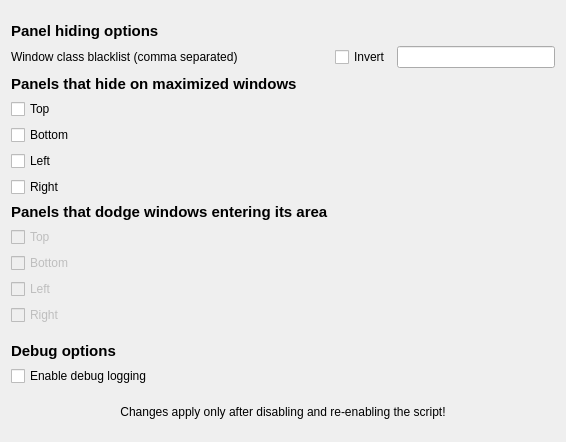
luisbocanegra/kwin-panel-auto-hide, file contents/ui/config.ui: the form before one commit.
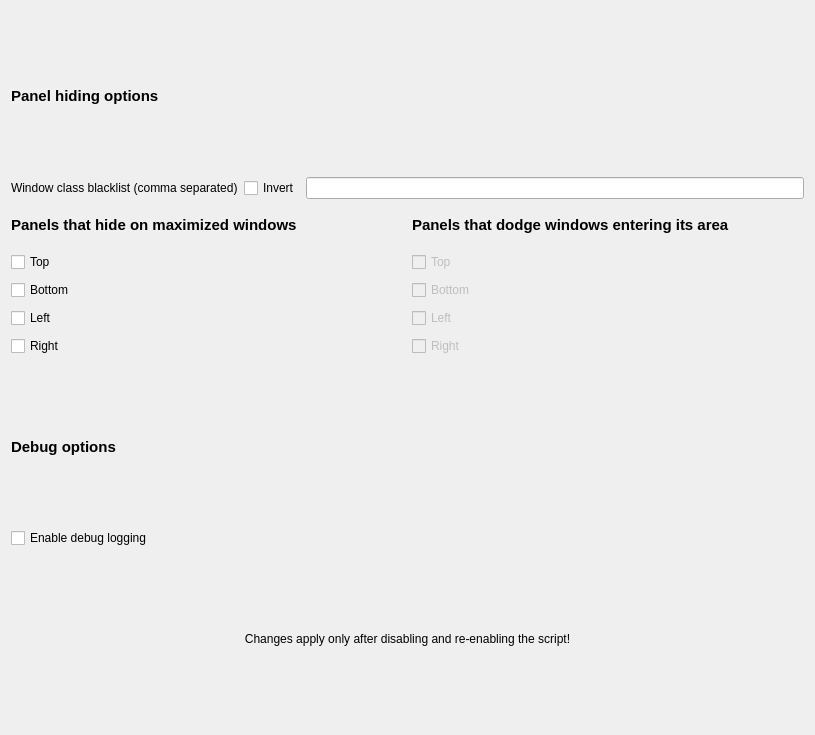
The form after the commit.

Commit message: Update config window layout Show hide and dodge checkboxes side by side

Patch:
```diff
--- a/contents/ui/config.ui
+++ b/contents/ui/config.ui
@@ -6,78 +6,22 @@
    <rect>
     <x>0</x>
     <y>0</y>
-    <width>566</width>
-    <height>442</height>
+    <width>815</width>
+    <height>735</height>
    </rect>
   </property>
   <property name="windowTitle">
    <string>Panel Auto Hide</string>
   </property>
   <layout class="QGridLayout" name="gridLayout">
-   <item row="10" column="1" colspan="2">
-    <widget class="QCheckBox" name="kcfg_HidePanelTop">
+   <item row="7" column="5">
+    <widget class="QLabel" name="label_2">
      <property name="text">
-      <string>Top</string>
+      <string>Window class blacklist (comma separated)</string>
      </property>
     </widget>
    </item>
-   <item row="18" column="1" colspan="2">
-        <widget class="QCheckBox" name="kcfg_DodgePanelTop">
-         <property name="text">
-          <string>Top</string>
-         </property>
-         <property name="enabled">
-                <bool>false</bool>
-               </property>
-        </widget>
-       </item>
-       <item row="19" column="1" colspan="2">
-        <widget class="QCheckBox" name="kcfg_DodgePanelBottom">
-         <property name="text">
-          <string>Bottom</string>
-         </property>
-         <property name="enabled">
-                <bool>false</bool>
-               </property>
-        </widget>
-       </item>
-       <item row="20" column="1" colspan="2">
-        <widget class="QCheckBox" name="kcfg_DodgePanelLeft">
-         <property name="text">
-          <string>Left</string>
-         </property>
-         <property name="enabled">
-                <bool>false</bool>
-               </property>
-        </widget>
-       </item>
-       <item row="21" column="1" colspan="2">
-        <widget class="QCheckBox" name="kcfg_DodgePanelRight">
-         <property name="text">
-          <string>Right</string>
-         </property>
-         <property name="enabled">
-                <bool>false</bool>
-               </property>
-        </widget>
-       </item>
-   <item row="0" column="1" colspan="2">
-    <spacer name="verticalSpacer_2">
-     <property name="orientation">
-      <enum>Qt::Vertical</enum>
-     </property>
-     <property name="sizeType">
-      <enum>QSizePolicy::Fixed</enum>
-     </property>
-     <property name="sizeHint" stdset="0">
-      <size>
-       <width>0</width>
-       <height>10</height>
-      </size>
-     </property>
-    </spacer>
-   </item>
-   <item row="30" column="1" colspan="2">
+   <item row="32" column="5" colspan="2">
     <spacer name="verticalSpacer_5">
      <property name="orientation">
       <enum>Qt::Vertical</enum>
@@ -93,7 +37,31 @@
      </property>
     </spacer>
    </item>
-   <item row="32" column="1" colspan="2">
+   <item row="2" column="5" colspan="2">
+    <widget class="QLabel" name="label_6">
+     <property name="font">
+      <font>
+       <pointsize>11</pointsize>
+       <weight>75</weight>
+       <bold>true</bold>
+      </font>
+     </property>
+     <property name="text">
+      <string>Panel hiding options</string>
+     </property>
+    </widget>
+   </item>
+   <item row="30" column="5" colspan="2">
+    <widget class="QCheckBox" name="kcfg_Debug">
+     <property name="toolTip">
+      <string>Spams your user journal</string>
+     </property>
+     <property name="text">
+      <string>Enable debug logging</string>
+     </property>
+    </widget>
+   </item>
+   <item row="34" column="5" colspan="2">
     <widget class="QLabel" name="label">
      <property name="text">
       <string>Changes apply only after disabling and re-enabling the script!</string>
@@ -103,15 +71,8 @@
      </property>
     </widget>
    </item>
-   <item row="16" column="1" colspan="2">
-    <widget class="QCheckBox" name="kcfg_HidePanelRight">
-     <property name="text">
-      <string>Right</string>
-     </property>
-    </widget>
-   </item>
-   <item row="26" column="1" colspan="2">
-    <spacer name="verticalSpacer_3">
+   <item row="0" column="5" colspan="2">
+    <spacer name="verticalSpacer_2">
      <property name="orientation">
       <enum>Qt::Vertical</enum>
      </property>
@@ -126,74 +87,7 @@
      </property>
     </spacer>
    </item>
-   <item row="28" column="1" colspan="2">
-    <widget class="QCheckBox" name="kcfg_Debug">
-     <property name="toolTip">
-      <string>&lt;html&gt;&lt;head/&gt;&lt;body&gt;&lt;p&gt;Spams your user journal&lt;/p&gt;&lt;/body&gt;&lt;/html&gt;</string>
-     </property>
-     <property name="text">
-      <string>Enable debug logging</string>
-     </property>
-    </widget>
-   </item>
-   <item row="7" column="1">
-    <widget class="QLabel" name="label_2">
-     <property name="text">
-      <string>Window class blacklist (comma separated)</string>
-     </property>
-    </widget>
-   </item>
-   <item row="15" column="1" colspan="2">
-    <widget class="QCheckBox" name="kcfg_HidePanelLeft">
-     <property name="text">
-      <string>Left</string>
-     </property>
-    </widget>
-   </item>
-   <item row="33" column="1" colspan="2">
-    <spacer name="verticalSpacer_4">
-     <property name="orientation">
-      <enum>Qt::Vertical</enum>
-     </property>
-     <property name="sizeType">
-      <enum>QSizePolicy::Fixed</enum>
-     </property>
-     <property name="sizeHint" stdset="0">
-      <size>
-       <width>0</width>
-       <height>10</height>
-      </size>
-     </property>
-    </spacer>
-   </item>
-   <item row="27" column="1" colspan="2">
-    <widget class="QLabel" name="label_5">
-     <property name="sizePolicy">
-      <sizepolicy hsizetype="Preferred" vsizetype="Preferred">
-       <horstretch>0</horstretch>
-       <verstretch>0</verstretch>
-      </sizepolicy>
-     </property>
-     <property name="font">
-      <font>
-       <pointsize>11</pointsize>
-       <weight>75</weight>
-       <bold>true</bold>
-      </font>
-     </property>
-     <property name="text">
-      <string>Debug options</string>
-     </property>
-    </widget>
-   </item>
-   <item row="11" column="1">
-    <widget class="QCheckBox" name="kcfg_HidePanelBottom">
-     <property name="text">
-      <string>Bottom</string>
-     </property>
-    </widget>
-   </item>
-   <item row="7" column="2">
+   <item row="7" column="6">
     <layout class="QHBoxLayout" name="horizontalLayout">
      <item>
       <widget class="QCheckBox" name="kcfg_UseWhitelist">
@@ -227,8 +121,14 @@
      </item>
     </layout>
    </item>
-   <item row="2" column="1" colspan="2">
-    <widget class="QLabel" name="label_6">
+   <item row="29" column="5" colspan="2">
+    <widget class="QLabel" name="label_5">
+     <property name="sizePolicy">
+      <sizepolicy hsizetype="Preferred" vsizetype="Preferred">
+       <horstretch>0</horstretch>
+       <verstretch>0</verstretch>
+      </sizepolicy>
+     </property>
      <property name="font">
       <font>
        <pointsize>11</pointsize>
@@ -237,26 +137,115 @@
       </font>
      </property>
      <property name="text">
-      <string>Panel hiding options</string>
+      <string>Debug options</string>
      </property>
     </widget>
    </item>
-   <item row="8" column="1">
-    <widget class="QLabel" name="label_7">
-     <property name="font">
-      <font>
-       <pointsize>11</pointsize>
-       <weight>75</weight>
-       <bold>true</bold>
-      </font>
+   <item row="35" column="5" colspan="2">
+    <spacer name="verticalSpacer_4">
+     <property name="orientation">
+      <enum>Qt::Vertical</enum>
      </property>
-     <property name="text">
-      <string>Panels that hide on maximized windows</string>
+     <property name="sizeType">
+      <enum>QSizePolicy::Fixed</enum>
      </property>
-    </widget>
+     <property name="sizeHint" stdset="0">
+      <size>
+       <width>0</width>
+       <height>10</height>
+      </size>
+     </property>
+    </spacer>
    </item>
-   <item row="17" column="1">
+   <item row="28" column="5" colspan="2">
+    <spacer name="verticalSpacer_3">
+     <property name="orientation">
+      <enum>Qt::Vertical</enum>
+     </property>
+     <property name="sizeType">
+      <enum>QSizePolicy::Fixed</enum>
+     </property>
+     <property name="sizeHint" stdset="0">
+      <size>
+       <width>0</width>
+       <height>10</height>
+      </size>
+     </property>
+    </spacer>
+   </item>
+   <item row="8" column="5" colspan="2">
+    <layout class="QHBoxLayout" name="horizontalLayout_4">
+     <property name="spacing">
+      <number>8</number>
+     </property>
+     <item>
+      <layout class="QVBoxLayout" name="verticalLayout_4" stretch="0,0,0,0,0">
+       <property name="leftMargin">
+        <number>0</number>
+       </property>
+       <property name="topMargin">
+        <number>0</number>
+       </property>
+       <item>
         <widget class="QLabel" name="label_7">
+         <property name="sizePolicy">
+          <sizepolicy hsizetype="Expanding" vsizetype="Preferred">
+           <horstretch>0</horstretch>
+           <verstretch>0</verstretch>
+          </sizepolicy>
+         </property>
+         <property name="font">
+          <font>
+           <pointsize>11</pointsize>
+           <weight>75</weight>
+           <bold>true</bold>
+          </font>
+         </property>
+         <property name="text">
+          <string>Panels that hide on maximized windows</string>
+         </property>
+        </widget>
+       </item>
+       <item>
+        <widget class="QCheckBox" name="kcfg_HidePanelTop">
+         <property name="text">
+          <string>Top</string>
+         </property>
+        </widget>
+       </item>
+       <item>
+        <widget class="QCheckBox" name="kcfg_HidePanelBottom">
+         <property name="text">
+          <string>Bottom</string>
+         </property>
+        </widget>
+       </item>
+       <item>
+        <widget class="QCheckBox" name="kcfg_HidePanelLeft">
+         <property name="text">
+          <string>Left</string>
+         </property>
+        </widget>
+       </item>
+       <item>
+        <widget class="QCheckBox" name="kcfg_HidePanelRight">
+         <property name="text">
+          <string>Right</string>
+         </property>
+        </widget>
+       </item>
+      </layout>
+     </item>
+     <item>
+      <layout class="QVBoxLayout" name="verticalLayout_5">
+       <item>
+        <widget class="QLabel" name="label_7">
+         <property name="sizePolicy">
+          <sizepolicy hsizetype="Expanding" vsizetype="Preferred">
+           <horstretch>0</horstretch>
+           <verstretch>0</verstretch>
+          </sizepolicy>
+         </property>
          <property name="font">
           <font>
            <pointsize>11</pointsize>
@@ -269,6 +258,50 @@
          </property>
         </widget>
        </item>
+       <item>
+        <widget class="QCheckBox" name="kcfg_DodgePanelTop">
+         <property name="enabled">
+          <bool>false</bool>
+         </property>
+         <property name="text">
+          <string>Top</string>
+         </property>
+        </widget>
+       </item>
+       <item>
+        <widget class="QCheckBox" name="kcfg_DodgePanelBottom">
+         <property name="enabled">
+          <bool>false</bool>
+         </property>
+         <property name="text">
+          <string>Bottom</string>
+         </property>
+        </widget>
+       </item>
+       <item>
+        <widget class="QCheckBox" name="kcfg_DodgePanelLeft">
+         <property name="enabled">
+          <bool>false</bool>
+         </property>
+         <property name="text">
+          <string>Left</string>
+         </property>
+        </widget>
+       </item>
+       <item>
+        <widget class="QCheckBox" name="kcfg_DodgePanelRight">
+         <property name="enabled">
+          <bool>false</bool>
+         </property>
+         <property name="text">
+          <string>Right</string>
+         </property>
+        </widget>
+       </item>
+      </layout>
+     </item>
+    </layout>
+   </item>
   </layout>
  </widget>
  <resources/>
```
Left out of the diff: 99 changed lines with no effect on the pictures. The commit also changes 1 other file.
